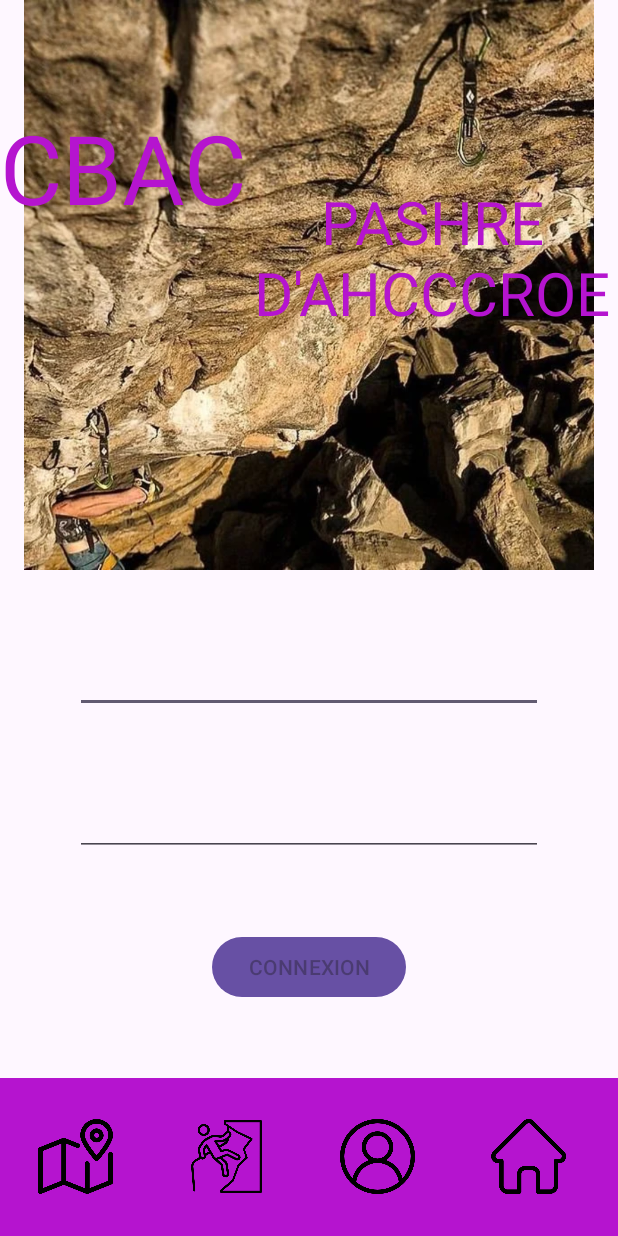
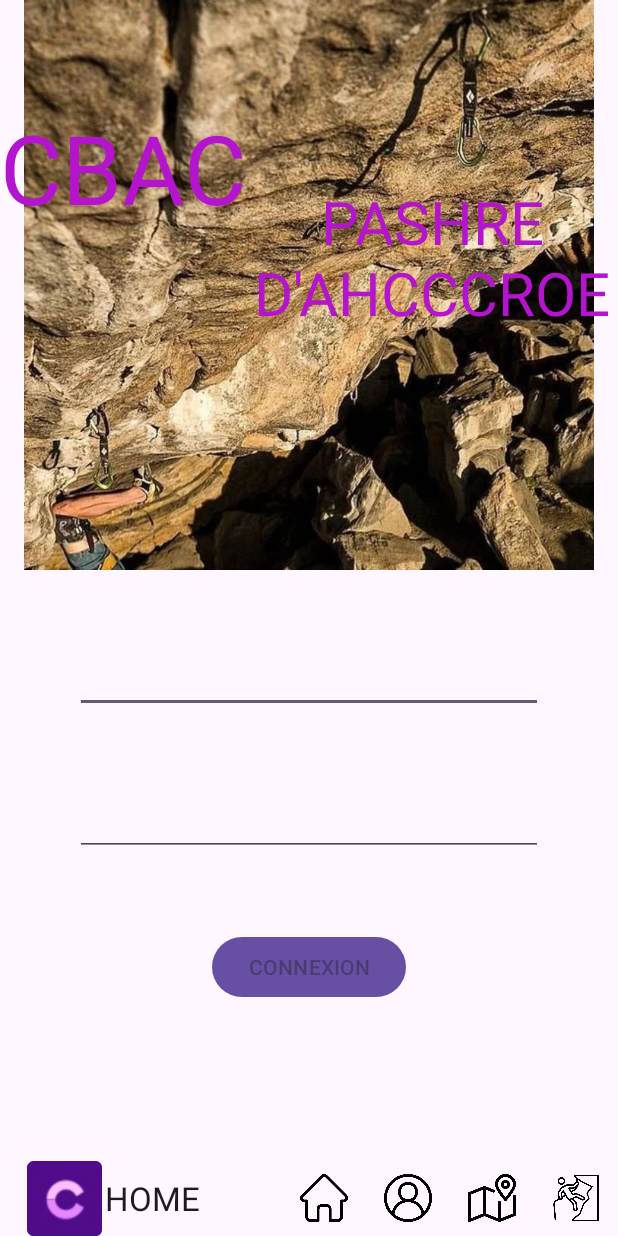
Before and after one commit to beieb/CBACProject, an Android app: the screen it shows after launch (MainActivity), on a phone screen of 412 x 824 dp. Run offline under Robolectric (Android 15) with nearby library versions, the phone set to English and light mode, and no system bars.

Commit message:
toolbar
la toolbar refaite au propre

```diff
--- a/app/src/main/java/com/example/cbacproject/MainActivity.java
+++ b/app/src/main/java/com/example/cbacproject/MainActivity.java
@@ -2,7 +2,16 @@ package com.example.cbacproject;
 
 import androidx.appcompat.app.AppCompatActivity;
 
+import android.annotation.SuppressLint;
 import android.os.Bundle;
+import androidx.appcompat.widget.Toolbar;
+
+import android.util.Log;
+import android.view.Menu;
+import android.view.MenuInflater;
+import android.view.MenuItem;
+import android.view.View;
+import android.widget.TextView;
 
 public class MainActivity extends AppCompatActivity {
 
@@ -10,5 +19,36 @@ public class MainActivity extends AppCompatActivity {
     protected void onCreate(Bundle savedInstanceState) {
         super.onCreate(savedInstanceState);
         setContentView(R.layout.home_page_no_connect);
+        Toolbar myToolbar = findViewById(R.id.mytoolbar);
+        setSupportActionBar(myToolbar);
+        getSupportActionBar().setLogo(R.mipmap.ic_launcher);
+        getSupportActionBar().setTitle("HOME");
+
     }
+    @Override
+    public boolean onCreateOptionsMenu(Menu menu){
+        super.onCreateOptionsMenu(menu);
+        MenuInflater inflater = getMenuInflater();
+        inflater.inflate(R.menu.toolbar, menu);
+        return true;
+    }
+    @Override
+    public boolean onOptionsItemSelected(MenuItem item) {
+        TextView txt;
+        if (item.getItemId() == R.id.home) {
+            Log.d("CBAC", "home yes");
+            return true;
+        } else if (item.getItemId() == R.id.user){
+            Log.d("CBAC", "user yes");
+            return true;
+        }else if (item.getItemId() == R.id.map) {
+            Log.d("CBAC", "map yes");
+            return true;
+        } else if (item.getItemId() == R.id.mountaineer){
+            Log.d("CBAC", "mountaineer yes");
+            return true;
+        }
+        return false;
+    }
+
 }
--- a/app/src/main/res/layout/home_page_no_connect.xml
+++ b/app/src/main/res/layout/home_page_no_connect.xml
@@ -72,48 +72,16 @@
     <androidx.appcompat.widget.Toolbar
 
         android:id="@+id/mytoolbar"
-        android:layout_height="match_parent"
+        android:layout_height="50dp"
         android:layout_width="match_parent"
         android:elevation="4dp"
         android:theme="?attr/actionBarTheme"
-        android:layout_below="@+id/ButtonConnexion"
         android:layout_alignParentBottom="true"
-        android:background="@color/purpletitle"
+        android:title="@string/home"
+
 
         >
-        <ImageButton
-            android:layout_marginHorizontal="25dp"
-            android:layout_width="50dp"
-            android:layout_height="50dp"
-            android:onClick="OnClick"
-            android:background="@drawable/map"
-            >
-        </ImageButton>
-        <ImageButton
-            android:layout_marginHorizontal="25dp"
-            android:layout_width="50dp"
-            android:layout_height="50dp"
-            android:onClick="OnClick"
-            android:background="@drawable/mountaineer"
-            >
-        </ImageButton>
-        <ImageButton
-            android:layout_marginHorizontal="25dp"
-            android:layout_width="50dp"
-            android:layout_height="50dp"
-            android:onClick="OnClick"
-            android:background="@drawable/user"
-            >
-        </ImageButton>
-        <ImageButton
-            android:layout_marginHorizontal="25dp"
 
-            android:layout_width="50dp"
-            android:layout_height="50dp"
-            android:onClick="OnClick"
-            android:background="@drawable/home"
-            >
-        </ImageButton>
     </androidx.appcompat.widget.Toolbar>
 
 
--- /dev/null
+++ b/app/src/main/res/menu/toolbar.xml
@@ -0,0 +1,17 @@
+<?xml version="1.0" encoding="utf-8"?>
+<menu xmlns:android="http://schemas.android.com/apk/res/android"
+    xmlns:app="http://schemas.android.com/apk/res-auto"
+    xmlns:tools="http://schemas.android.com/tools" tools:context=".MainActivity">
+    <item
+        android:id="@+id/home" android:icon="@drawable/home"
+        app:showAsAction="always" android:title="@string/home"/>
+    <item
+        android:id="@+id/user" android:icon="@drawable/user"
+        app:showAsAction="always" android:title="@string/user"/>
+    <item
+        android:id="@+id/map" android:icon="@drawable/map"
+        app:showAsAction="always" android:title="@string/map"/>
+    <item
+        android:id="@+id/mountaineer" android:icon="@drawable/mountaineer"
+        app:showAsAction="always" android:title="@string/mountaineer"/>
+</menu>
--- a/app/src/main/res/mipmap-anydpi/ic_launcher.xml
+++ b/app/src/main/res/mipmap-anydpi/ic_launcher.xml
@@ -1,6 +1,6 @@
 <?xml version="1.0" encoding="utf-8"?>
 <adaptive-icon xmlns:android="http://schemas.android.com/apk/res/android">
-    <background android:drawable="@drawable/ic_launcher_background" />
-    <foreground android:drawable="@drawable/ic_launcher_foreground" />
-    <monochrome android:drawable="@drawable/ic_launcher_foreground" />
+    <background android:drawable="@drawable/logocbac" />
+    <foreground android:drawable="@drawable/logocbac" />
+    <monochrome android:drawable="@drawable/logocbac" />
 </adaptive-icon>
--- a/app/src/main/res/mipmap-anydpi/ic_launcher_round.xml
+++ b/app/src/main/res/mipmap-anydpi/ic_launcher_round.xml
@@ -1,6 +1,6 @@
 <?xml version="1.0" encoding="utf-8"?>
 <adaptive-icon xmlns:android="http://schemas.android.com/apk/res/android">
-    <background android:drawable="@drawable/ic_launcher_background" />
-    <foreground android:drawable="@drawable/ic_launcher_foreground" />
-    <monochrome android:drawable="@drawable/ic_launcher_foreground" />
+    <background android:drawable="@drawable/logocbac" />
+    <foreground android:drawable="@drawable/logocbac" />
+    <monochrome android:drawable="@drawable/logocbac" />
 </adaptive-icon>
--- a/app/src/main/res/values/strings.xml
+++ b/app/src/main/res/values/strings.xml
@@ -3,4 +3,8 @@
     <string name="titlehomepage">CBAC</string>
     <string name="phraseacroche">PASHRE D\'AHCCCROE</string>
     <string name="Connexion">CONNEXION</string>
+    <string name="home">HOME</string>
+    <string name="user">USER</string>
+    <string name="map">MAP</string>
+    <string name="mountaineer">MOUNTAINEER</string>
 </resources>
```
Also changed, not shown: app/src/main/res/drawable/logocbac.png (added).
